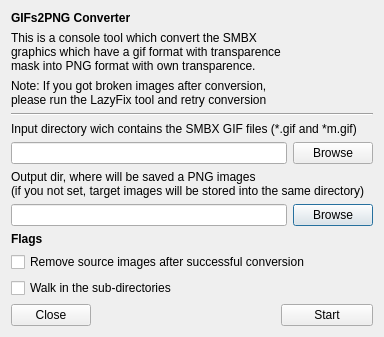
Above: Editor/external_tools/gifs2png_gui.ui from WohlSoft/Moondust-Project before the change. Below: the same form after it.
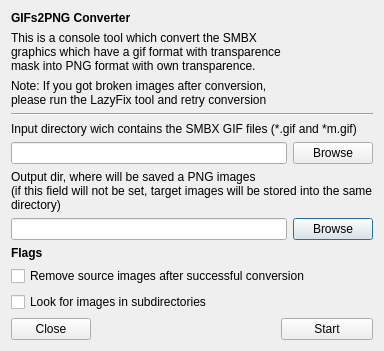
That is the form after the change. Icons and pictures are not drawn.

Patch:
```diff
--- a/Editor/external_tools/gifs2png_gui.ui
+++ b/Editor/external_tools/gifs2png_gui.ui
@@ -6,12 +6,12 @@
    <rect>
     <x>0</x>
     <y>0</y>
-    <width>506</width>
-    <height>382</height>
+    <width>500</width>
+    <height>358</height>
    </rect>
   </property>
   <property name="sizePolicy">
-   <sizepolicy hsizetype="Fixed" vsizetype="Fixed">
+   <sizepolicy hsizetype="Minimum" vsizetype="Minimum">
     <horstretch>0</horstretch>
     <verstretch>0</verstretch>
    </sizepolicy>
@@ -78,7 +78,7 @@
     <widget class="QLabel" name="label_5">
      <property name="text">
       <string>Output dir, where will be saved a PNG images
-(if you not set, target images will be stored into the same directory)</string>
+(if this field will not be set, target images will be stored into the same directory)</string>
      </property>
      <property name="alignment">
       <set>Qt::AlignBottom|Qt::AlignLeading|Qt::AlignLeft</set>
@@ -98,7 +98,7 @@
    <item row="10" column="0" colspan="5">
     <widget class="QCheckBox" name="WalkSubDirs">
      <property name="text">
-      <string>Walk in the sub-directories</string>
+      <string>Look for images in subdirectories</string>
      </property>
     </widget>
    </item>
```
